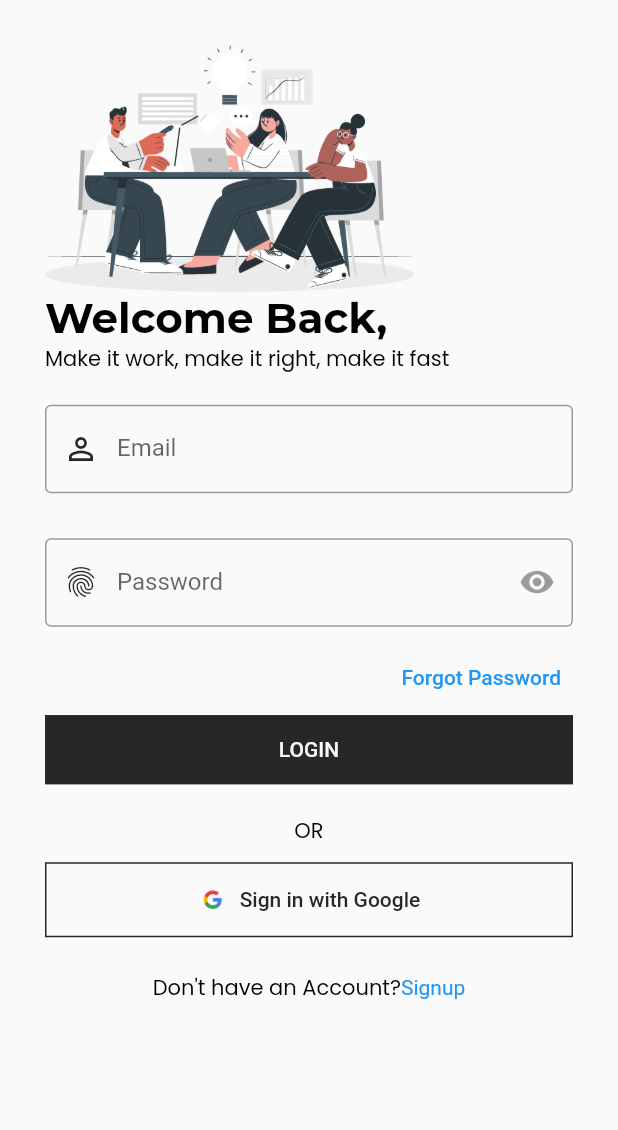
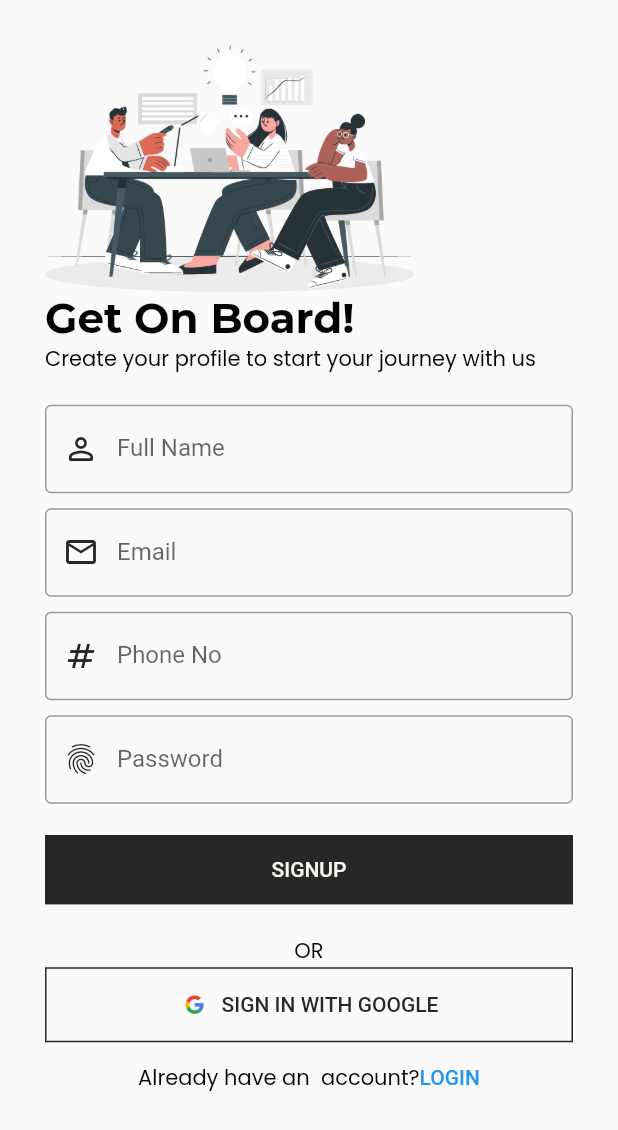
Before and after one commit to nangahamandine/auth, a Flutter app: the LoginScreen screen opened directly, after a tap on an icon or button, on a phone screen of 412 x 824 dp. Shown: the top 1130 px of the screen. Run offline on Flutter 3.47's test engine with Material 2 defaults, Android fonts, the phone set to English and light mode, and no system bars; our stand-ins replace firebase_auth, firebase_core, flutter_otp_text_field, flutter_svg, get, google_fonts and 2 more; accounts and stored records are empty; network calls fail.

Commit message:
Simple dashboard and backend

```diff
--- a/lib/src/constants/image_strings.dart
+++ b/lib/src/constants/image_strings.dart
@@ -17,3 +17,7 @@ const String GoogleLogoImage = "assets/logo/google.png";
 
 // Forget Password Image
 const String ForgetPasswordImage = "assets/images/forget_password.png";
+
+// Basic Dashboard Image
+const String BannerImage = "assets/images/dash1.png";
+const String UserProfileImage = "assets/images/user_profile.png";
--- a/lib/src/constants/sizes.dart
+++ b/lib/src/constants/sizes.dart
@@ -1,5 +1,10 @@
 
+// App Default Sizing
 const DefaultSize = 30.0;
 const SplashContainerSize = 30.0;
 const ButtonHeight = 15.0;
 const FormHeight = 30.0;
+
+// Dashboard
+const DashboardPadding = 20.0;
+const DashboardCardPadding = 10.0;
--- a/lib/src/constants/text_strings.dart
+++ b/lib/src/constants/text_strings.dart
@@ -56,3 +56,8 @@ const String ForgetMailSubTitle = "Enter your registered E-Mail to receive OTP";
 const String OtpTitle = "CO\nDE";
 const String OtpSubTitle = "Verification";
 const String OtpMessage = "Enter the verification code sent at ";
+
+// Dashboard Screen - Text
+const String DashboardTitle = "Hey, meet Nangah Amandine";
+const String DashboardHeading = "You're welcome to explore";
+const String DashboardSearch = "Search...";
--- /dev/null
+++ b/lib/src/features/authentication/controllers/signup_controller.dart
@@ -0,0 +1,21 @@
+import 'package:flutter/cupertino.dart';
+import 'package:get/get.dart';
+import 'package:get/state_manager.dart';
+
+import '../../../repository/authentication_repository/authentication_repository.dart';
+
+class SignupController extends GetxController {
+  static SignupController get instance => Get.find();
+
+//  TextField Controllers to get data from TextFields
+  final email = TextEditingController();
+  final password = TextEditingController();
+  final fullName = TextEditingController();
+  final phoneNo = TextEditingController();
+
+//  Call this function from design and it will do the rest
+  void registerUser(String email, String password) {
+    AuthenticationRepository.instance.createUserWithEmailAndPassword(email, password);
+  }
+
+}
--- a/lib/src/features/authentication/screens/forget_password/forget_password_otp/otp_screen.dart
+++ b/lib/src/features/authentication/screens/forget_password/forget_password_otp/otp_screen.dart
@@ -21,7 +21,7 @@ class OTPScreen extends StatelessWidget {
             ),),
             Text(OtpSubTitle.toUpperCase(), style: Theme.of(context).textTheme.headline6,),
             SizedBox(height: 40.0),
-            Text("$OtpMessage support@nangahamandine.com", textAlign: TextAlign.center,),
+            Text("$OtpMessage amandinenangah1@gmail.com", textAlign: TextAlign.center,),
             SizedBox(height: 20.0),
             OtpTextField(
               numberOfFields: 6,
--- a/lib/src/features/authentication/screens/login_screen/login_footer_widget.dart
+++ b/lib/src/features/authentication/screens/login_screen/login_footer_widget.dart
@@ -1,4 +1,7 @@
+import 'package:auth/src/features/authentication/screens/signup_screen/signup_screen.dart';
 import 'package:flutter/material.dart';
+import 'package:get/get.dart';
+import 'package:get/get_core/src/get_main.dart';
 
 import '../../../../constants/image_strings.dart';
 import '../../../../constants/sizes.dart';
@@ -26,7 +29,9 @@ class LoginFooterWidget extends StatelessWidget {
         ),
         const SizedBox(height: FormHeight -20),
         TextButton(
-          onPressed: () {},
+          onPressed: () {
+            Get.to(() => const SignupScreen());
+          },
           child: Text.rich(
             TextSpan(
               text: DontHaveAnAccount,
--- a/lib/src/features/authentication/screens/login_screen/login_form_widget.dart
+++ b/lib/src/features/authentication/screens/login_screen/login_form_widget.dart
@@ -1,7 +1,10 @@
 import 'package:flutter/material.dart';
+import 'package:get/get.dart';
+import 'package:get/get_core/src/get_main.dart';
 
 import '../../../../constants/sizes.dart';
 import '../../../../constants/text_strings.dart';
+import '../../../core/screens/dashboard/dashboard.dart';
 import '../forget_password/forget_password_options/forget_password_btn_widget.dart';
 import '../forget_password/forget_password_options/forget_password_model_bottom_sheet.dart';
 
@@ -55,7 +58,9 @@ class LoginForm extends StatelessWidget {
           SizedBox(
               width: double.infinity,
               child: ElevatedButton(
-                onPressed: () {},
+                onPressed: () {
+                  Get.to(() => const Dashboard());
+                },
                 child: Text(Login.toUpperCase()),))
         ],
       ),
--- /dev/null
+++ b/lib/src/features/authentication/screens/signup_screen/signup_footer_widget.dart
@@ -0,0 +1,37 @@
+import 'package:flutter/material.dart';
+
+import '../../../../constants/image_strings.dart';
+import '../../../../constants/text_strings.dart';
+
+class SignupFooterWidget extends StatelessWidget {
+  const SignupFooterWidget({
+    super.key,
+  });
+
+  @override
+  Widget build(BuildContext context) {
+    return Column(
+      children: [
+        const Text("OR"),
+        SizedBox(
+          width: double.infinity,
+          child: OutlinedButton.icon(
+              onPressed: () {},
+              icon: Image(
+                image: AssetImage(GoogleLogoImage),
+                width: 20.0,),
+              label: Text(SigninwithGoogle.toUpperCase())),
+        ),
+        TextButton(
+            onPressed: () {},
+            child: Text.rich(
+                TextSpan(
+                    children: [
+                      TextSpan(text: AlreadyHaveAnAccount, style: Theme.of(context).textTheme.bodyText1),
+                      TextSpan(text: Login.toUpperCase())
+                    ]
+                )))
+      ],
+    );
+  }
+}
--- a/lib/src/features/authentication/screens/signup_screen/signup_form_widget.dart
+++ b/lib/src/features/authentication/screens/signup_screen/signup_form_widget.dart
@@ -1,7 +1,10 @@
 import 'package:flutter/material.dart';
+import 'package:get/get.dart';
+import 'package:get/get_core/src/get_main.dart';
 
 import '../../../../constants/sizes.dart';
 import '../../../../constants/text_strings.dart';
+import '../../controllers/signup_controller.dart';
 
 class SignupFormWidget extends StatelessWidget {
   const SignupFormWidget({
@@ -10,13 +13,18 @@ class SignupFormWidget extends StatelessWidget {
 
   @override
   Widget build(BuildContext context) {
+    final controller = Get.put(SignupController());
+    final _formKey = GlobalKey<FormState>();
+
     return Container(
       padding: EdgeInsets.symmetric(vertical: FormHeight - 10),
       child: Form(
+        key: _formKey,
         child: Column(
           crossAxisAlignment: CrossAxisAlignment.start,
           children: [
             TextFormField(
+              controller: controller.fullName,
               decoration: const InputDecoration(
                 label: Text(FullName),
                 prefixIcon: Icon(Icons.person_outline_rounded),
@@ -24,6 +32,7 @@ class SignupFormWidget extends StatelessWidget {
             ),
             const SizedBox(height: FormHeight - 20),
             TextFormField(
+              controller: controller.email,
               decoration: const InputDecoration(
                 label: Text(Email),
                 prefixIcon: Icon(Icons.email_outlined),
@@ -31,6 +40,7 @@ class SignupFormWidget extends StatelessWidget {
             ),
             const SizedBox(height: FormHeight - 20),
             TextFormField(
+              controller: controller.phoneNo,
               decoration: const InputDecoration(
                 label: Text(PhoneNo),
                 prefixIcon: Icon(Icons.numbers),
@@ -38,6 +48,7 @@ class SignupFormWidget extends StatelessWidget {
             ),
             const SizedBox(height: FormHeight - 20),
             TextFormField(
+              controller: controller.password,
               decoration: const InputDecoration(
                 label: Text(Password),
                 prefixIcon: Icon(Icons.fingerprint),
@@ -47,8 +58,15 @@ class SignupFormWidget extends StatelessWidget {
             SizedBox(
               width: double.infinity,
               child: ElevatedButton(
-                onPressed: () {},
-                child: Text(Signup.toUpperCase()),),),
+                onPressed: () {
+                  if(_formKey.currentState!.validate()){
+                    SignupController.instance.registerUser(controller.email.text.trim(), controller.password.text.trim());
+                  }
+                },
+                child: Text(Signup.toUpperCase()
+                ),
+              ),
+            ),
           ],
         ),
       ),
--- a/pubspec.yaml
+++ b/pubspec.yaml
@@ -42,6 +42,8 @@ dependencies:
   liquid_swipe: ^3.1.0
   smooth_page_indicator: ^1.1.0
   flutter_otp_text_field: ^1.1.1
+  firebase_core: ^2.17.0
+  firebase_auth: ^4.10.1
 
 dev_dependencies:
   flutter_test:
```
Also changed, not shown: lib/main.dart (+7 -1 lines), lib/src/exceptions/signup_email_password_failure.dart (added, +22 -0 lines), lib/src/features/authentication/screens/signup_screen/signup_screen.dart (+2 -23 lines), lib/src/features/core/screens/dashboard/dashboard.dart (added, +67 -0 lines), lib/src/repository/authentication_repository/authentication_repository.dart (added, +52 -0 lines), assets/images/dash1.png (added), assets/images/user_profile.png (added), lib/firebase_options.dart (added), pubspec.lock, 8 other files.
